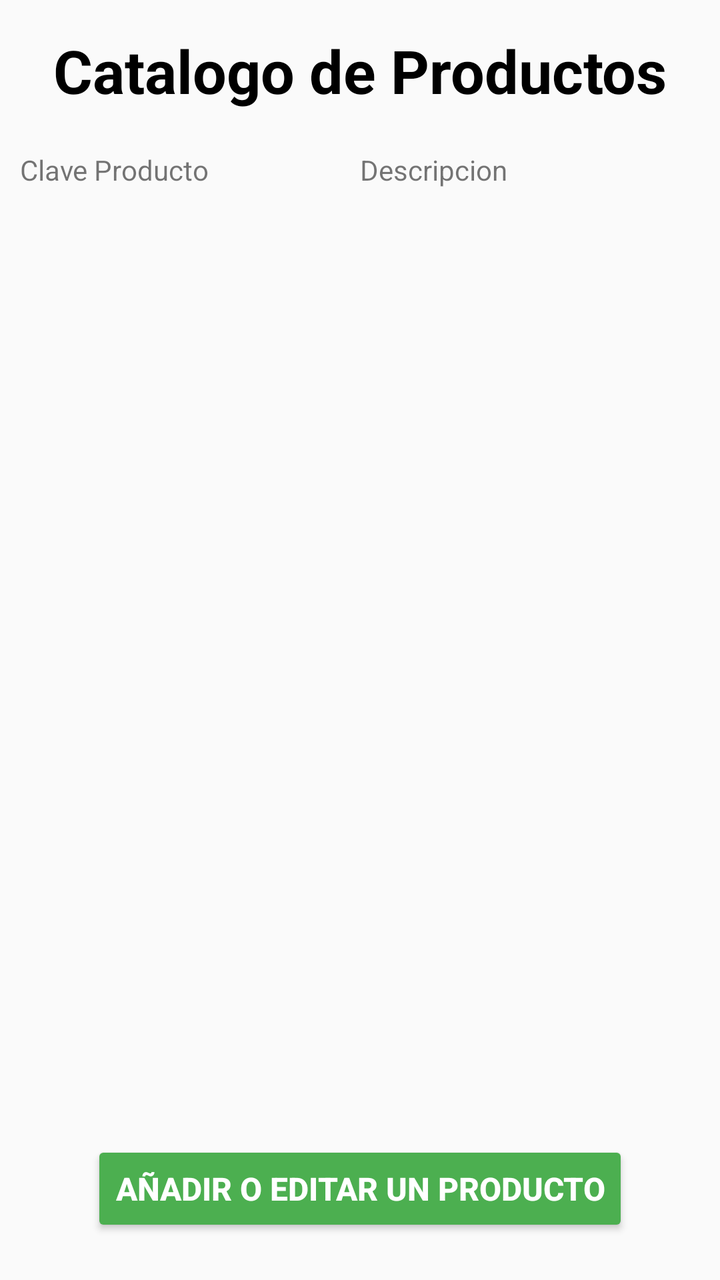
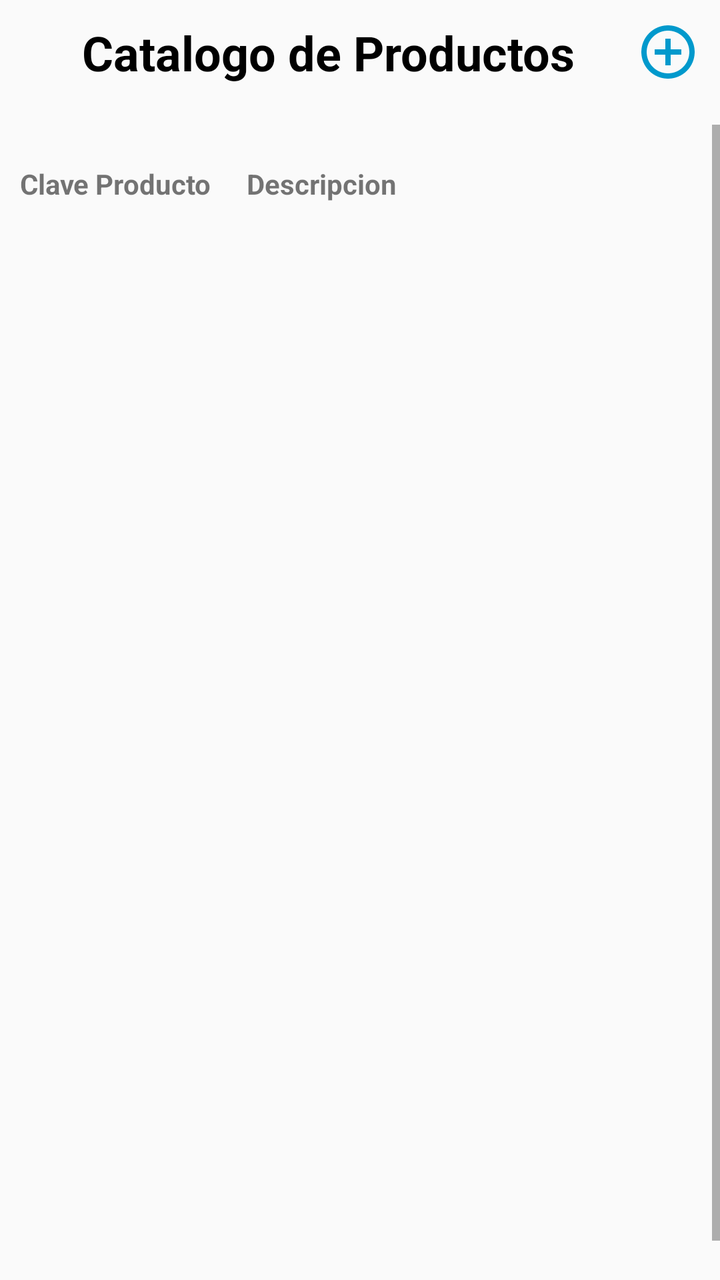

Before-and-after screenshots of an Android layout around one commit, followed by the original layout XML and the change that was made.
<!-- AndroidManifest.xml: application theme Theme.Etiquetas -->
<!-- res/layout/fragment_select_productos.xml -->
<?xml version="1.0" encoding="utf-8"?>
<LinearLayout xmlns:android="http://schemas.android.com/apk/res/android"
    xmlns:app="http://schemas.android.com/apk/res-auto"
    xmlns:tools="http://schemas.android.com/tools"
    android:id="@+id/productosMain"
    android:layout_width="match_parent"
    android:layout_height="match_parent"
    android:gravity="center_horizontal"
    android:orientation="vertical"
    tools:context=".SelectProductos"
    android:fitsSystemWindows="true"
    android:layout_marginHorizontal="10dp">

    <TextView
        android:id="@+id/title"
        android:layout_width="match_parent"
        android:layout_height="wrap_content"
        android:layout_marginHorizontal="10dp"
        android:layout_marginTop="15dp"
        android:text="@string/catalogo_de_productos"
        android:textAlignment="center"
        android:textColor="@color/black"
        android:textSize="30sp"
        android:textStyle="bold" />

    <ScrollView
        android:layout_width="match_parent"
        android:layout_height="500dp">

        <TableLayout
            android:id="@+id/tableLayout"
            android:layout_width="match_parent"
            android:layout_height="wrap_content"
            android:layout_marginTop="10dp"
            android:padding="10dp">

            <TableRow>
                <TextView
                    android:layout_width="0dp"
                    android:layout_height="wrap_content"
                    android:layout_weight="1"
                    android:text="Clave Producto" />

                <TextView
                    android:layout_width="0dp"
                    android:layout_height="wrap_content"
                    android:layout_weight="1"
                    android:text="Descripcion" />
            </TableRow>

        </TableLayout>
    </ScrollView>

    <Button
        android:id="@+id/addProduct"
        android:layout_width="wrap_content"
        android:layout_height="wrap_content"
        android:text="Añadir o editar un Producto"
        android:backgroundTint="@color/green"
        android:textColor="@color/white"
        android:textStyle="bold"
        android:textSize="16sp"
        android:layout_marginTop="15dp"/>

</LinearLayout>
<!-- resources referenced by this layout -->
<resources>
  <color name="black">#FF000000</color>
  <color name="green">#4CAF50</color>
  <color name="white">#FFFFFFFF</color>
  <string name="catalogo_de_productos">Catalogo de Productos</string>
  <style name="Theme.Etiquetas" parent="Theme.AppCompat.Light.NoActionBar" />
</resources>

<!-- the commit's change to res/layout/fragment_select_productos.xml (unified diff, before → after) -->
@@ -5,27 +5,50 @@
     android:id="@+id/productosMain"
     android:layout_width="match_parent"
     android:layout_height="match_parent"
+    android:layout_marginHorizontal="10dp"
+    android:fitsSystemWindows="true"
     android:gravity="center_horizontal"
     android:orientation="vertical"
-    tools:context=".SelectProductos"
-    android:fitsSystemWindows="true"
-    android:layout_marginHorizontal="10dp">
+    tools:context=".SelectProductos">
 
-    <TextView
-        android:id="@+id/title"
+    <RelativeLayout
         android:layout_width="match_parent"
         android:layout_height="wrap_content"
-        android:layout_marginHorizontal="10dp"
-        android:layout_marginTop="15dp"
-        android:text="@string/catalogo_de_productos"
-        android:textAlignment="center"
-        android:textColor="@color/black"
-        android:textSize="30sp"
-        android:textStyle="bold" />
+        android:padding="10dp">
+
+        <TextView
+            android:id="@+id/title"
+            android:layout_width="match_parent"
+            android:layout_height="wrap_content"
+            android:layout_centerVertical="true"
+            android:layout_toStartOf="@id/addProduct"
+            android:layout_marginHorizontal="10dp"
+            android:text="@string/catalogo_de_productos"
+            android:textAlignment="center"
+            android:textColor="@color/black"
+            android:textSize="24sp"
+            android:textStyle="bold" />
+
+        <ImageButton
+            android:id="@+id/addProduct"
+            android:layout_width="32dp"
+            android:layout_height="32dp"
+            android:layout_alignParentEnd="true"
+            android:layout_centerVertical="true"
+            android:background="?attr/selectableItemBackgroundBorderless"
+            android:scaleType="fitCenter"
+            android:src="@drawable/baseline_add_circle_outline_24"
+            app:tint="@android:color/holo_blue_dark" />
+
+    </RelativeLayout>
 
     <ScrollView
         android:layout_width="match_parent"
-        android:layout_height="500dp">
+        android:layout_height="0dp"
+        android:layout_marginTop="10dp"
+        android:layout_marginBottom="10dp"
+        android:layout_weight="1"
+        android:fillViewport="true">
 
         <TableLayout
             android:id="@+id/tableLayout"
@@ -35,31 +58,23 @@
             android:padding="10dp">
 
             <TableRow>
+
                 <TextView
                     android:layout_width="0dp"
                     android:layout_height="wrap_content"
                     android:layout_weight="1"
+                    android:textStyle="bold"
                     android:text="Clave Producto" />
 
                 <TextView
                     android:layout_width="0dp"
                     android:layout_height="wrap_content"
-                    android:layout_weight="1"
+                    android:layout_weight="2"
+                    android:textStyle="bold"
                     android:text="Descripcion" />
             </TableRow>
 
         </TableLayout>
     </ScrollView>
 
-    <Button
-        android:id="@+id/addProduct"
-        android:layout_width="wrap_content"
-        android:layout_height="wrap_content"
-        android:text="Añadir o editar un Producto"
-        android:backgroundTint="@color/green"
-        android:textColor="@color/white"
-        android:textStyle="bold"
-        android:textSize="16sp"
-        android:layout_marginTop="15dp"/>
-
 </LinearLayout>
<!-- resource entries referenced after the edit -->
@@ -1,8 +1,12 @@
 <!-- resources referenced by this layout -->
 <resources>
   <color name="black">#FF000000</color>
-  <color name="green">#4CAF50</color>
-  <color name="white">#FFFFFFFF</color>
+  <!-- drawable baseline_add_circle_outline_24 (drawable) -->
+  <vector xmlns:android="http://schemas.android.com/apk/res/android" android:height="24dp" android:tint="#000000" android:viewportHeight="24" android:viewportWidth="24" android:width="24dp">
+        
+      <path android:fillColor="@android:color/white" android:pathData="M13,7h-2v4L7,11v2h4v4h2v-4h4v-2h-4L13,7zM12,2C6.48,2 2,6.48 2,12s4.48,10 10,10 10,-4.48 10,-10S17.52,2 12,2zM12,20c-4.41,0 -8,-3.59 -8,-8s3.59,-8 8,-8 8,3.59 8,8 -3.59,8 -8,8z"/>
+      
+  </vector>
   <string name="catalogo_de_productos">Catalogo de Productos</string>
   <style name="Theme.Etiquetas" parent="Theme.AppCompat.Light.NoActionBar" />
 </resources>
